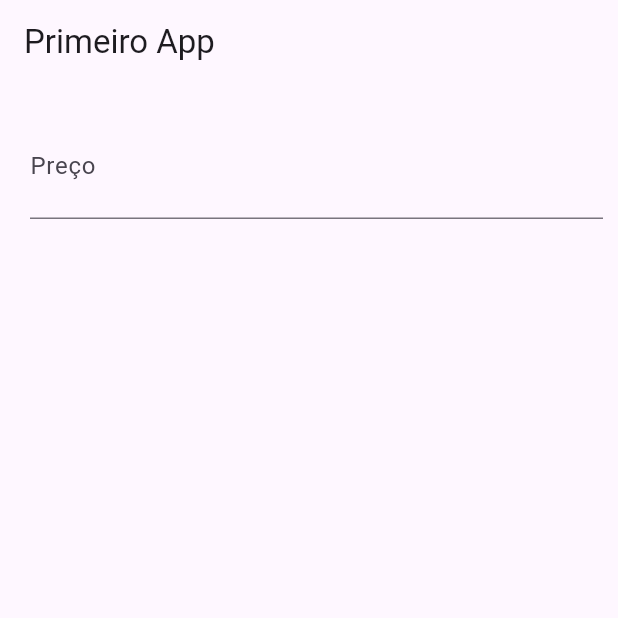
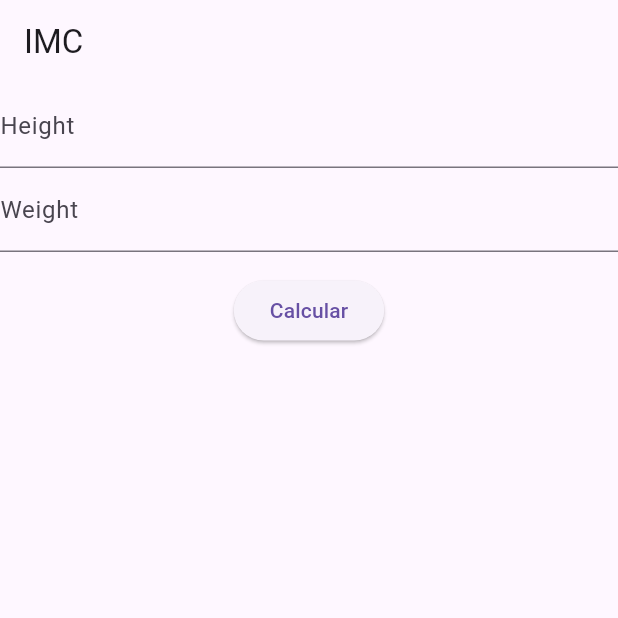
Before and after one commit to samanthagc/appdemo, a Flutter app: the screen it shows after launch, on a phone screen of 412 x 824 dp, the top half of it. Run offline on Flutter 3.47's test engine with Material 3 defaults, Android fonts, the phone set to English and light mode, and no system bars.

Commit message:
feat: implements IMC calculation

```diff
--- a/lib/main.dart
+++ b/lib/main.dart
@@ -1,34 +1,64 @@
 import 'package:flutter/material.dart';
 
 void main() {
-  runApp(MaterialApp(home: MyApp()));
+  runApp(const MaterialApp(home: MyApp()));
 }
 
 class MyApp extends StatelessWidget {
-  MyApp({super.key});
+  const MyApp({super.key});
 
-  TextStyle textStyle() {
-    return TextStyle(
-      fontSize: 25,
-      color: Colors.purple
-    );
+  @override
+  Widget build(BuildContext context) {
+    return MyWidget();
   }
+}
 
-  final TextEditingController _price = TextEditingController();
+class MyWidget extends StatefulWidget {
+  const MyWidget({super.key});
+
+  @override
+  State<MyWidget> createState() => _MyWidgetState();
+}
+
+class _MyWidgetState extends State<MyWidget> {
+
+  TextEditingController height = TextEditingController();
+  TextEditingController weight = TextEditingController();
+  String result = "";
+
+  Calculo() {
+    double _height, _weight;
+    _height = double.parse(height.text) / 100;
+    _weight = double.parse(weight.text);
+
+    double imc = _weight / (_height * _height);
+    setState(() {
+      result = imc.toStringAsPrecision(4);
+    });
+  }
 
   @override
   Widget build(BuildContext context) {
     return Scaffold(
-      appBar: AppBar(title: Text('Primeiro App')),
-      body: Container(
-        padding: EdgeInsets.all(10),
-        margin: EdgeInsets.only(left: 10, top: 10),
-        child: TextField(
-          controller: _price,
-          keyboardType: TextInputType.number,
-          decoration: InputDecoration(labelText: "Preço"),
-          style: textStyle(),
-        ),
+      appBar: AppBar(title: Text("IMC")),
+      body: Column(
+        children: [
+           TextFormField(
+            controller: height,
+            keyboardType: TextInputType.number,
+            decoration: (InputDecoration(labelText: "Height"))
+           ),
+           TextFormField(
+            controller: weight,
+            keyboardType: TextInputType.number,
+            decoration: (InputDecoration(labelText: "Weight"))
+            ),
+            Padding(
+              padding: EdgeInsets.only(top: 15, bottom: 15),
+              child: ElevatedButton(onPressed: Calculo, child: Text("Calcular")),
+            ),
+            Text(result)
+        ],
       ),
     );
   }
--- a/pubspec.yaml
+++ b/pubspec.yaml
@@ -44,7 +44,7 @@ dev_dependencies:
   # activated in the `analysis_options.yaml` file located at the root of your
   # package. See that file for information about deactivating specific lint
   # rules and activating additional ones.
-  flutter_lints: ^5.0.0
+  # flutter_lints: ^5.0.0
 
 # For information on the generic Dart part of this file, see the
 # following page: https://dart.dev/tools/pub/pubspec
@@ -58,8 +58,8 @@ flutter:
   uses-material-design: true
 
   # To add assets to your application, add an assets section, like this:
-  assets:
-    - images/laptop.jpg
+  # assets:
+  #   - images/laptop.jpg
   #   - images/a_dot_ham.jpeg
 
   # An image asset can refer to one or more resolution-specific "variants", see
```
Also changed, not shown: images/laptop.jpg (deleted), pubspec.lock.
